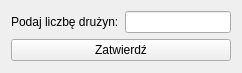
Unknown22/Tournament-Manager, file qtdesignerfiles/nowy_turniej.ui: the form before one commit.
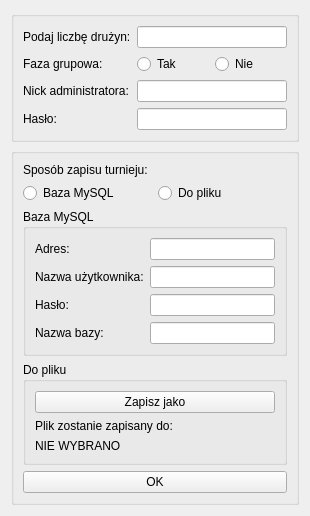
The form after the commit.

What changed in the file:
```diff
--- a/qtdesignerfiles/nowy_turniej.ui
+++ b/qtdesignerfiles/nowy_turniej.ui
@@ -9,54 +9,213 @@
    <rect>
     <x>0</x>
     <y>0</y>
-    <width>242</width>
-    <height>73</height>
+    <width>310</width>
+    <height>467</height>
    </rect>
   </property>
-  <property name="minimumSize">
-   <size>
-    <width>242</width>
-    <height>73</height>
-   </size>
-  </property>
-  <property name="maximumSize">
-   <size>
-    <width>242</width>
-    <height>73</height>
-   </size>
-  </property>
   <property name="windowTitle">
    <string>Nowy turniej</string>
   </property>
-  <layout class="QGridLayout" name="gridLayout">
-   <item row="2" column="0">
-    <spacer name="verticalSpacer">
-     <property name="orientation">
-      <enum>Qt::Vertical</enum>
-     </property>
-     <property name="sizeHint" stdset="0">
-      <size>
-       <width>20</width>
-       <height>40</height>
-      </size>
-     </property>
-    </spacer>
-   </item>
+  <layout class="QGridLayout" name="gridLayout_5">
    <item row="0" column="0">
-    <widget class="QLabel" name="label">
-     <property name="text">
-      <string>Podaj liczbę drużyn:</string>
+    <widget class="QGroupBox" name="groupBox">
+     <property name="title">
+      <string/>
      </property>
+     <layout class="QGridLayout" name="gridLayout">
+      <item row="0" column="0">
+       <widget class="QLabel" name="label">
+        <property name="text">
+         <string>Podaj liczbę drużyn:</string>
+        </property>
+       </widget>
+      </item>
+      <item row="0" column="1" colspan="2">
+       <widget class="QLineEdit" name="lineEdit"/>
+      </item>
+      <item row="1" column="0">
+       <widget class="QLabel" name="label_2">
+        <property name="text">
+         <string>Faza grupowa:</string>
+        </property>
+       </widget>
+      </item>
+      <item row="1" column="1">
+       <widget class="QRadioButton" name="radioButton">
+        <property name="text">
+         <string>Tak</string>
+        </property>
+       </widget>
+      </item>
+      <item row="1" column="2">
+       <widget class="QRadioButton" name="radioButton_2">
+        <property name="text">
+         <string>Nie</string>
+        </property>
+       </widget>
+      </item>
+      <item row="4" column="0">
+       <spacer name="verticalSpacer">
+        <property name="orientation">
+         <enum>Qt::Vertical</enum>
+        </property>
+        <property name="sizeHint" stdset="0">
+         <size>
+          <width>20</width>
+          <height>4</height>
+         </size>
+        </property>
+       </spacer>
+      </item>
+      <item row="2" column="0">
+       <widget class="QLabel" name="label_10">
+        <property name="text">
+         <string>Nick administratora:</string>
+        </property>
+       </widget>
+      </item>
+      <item row="3" column="0">
+       <widget class="QLabel" name="label_11">
+        <property name="text">
+         <string>Hasło:</string>
+        </property>
+       </widget>
+      </item>
+      <item row="2" column="1" colspan="2">
+       <widget class="QLineEdit" name="lineEdit_6"/>
+      </item>
+      <item row="3" column="1" colspan="2">
+       <widget class="QLineEdit" name="lineEdit_7">
+        <property name="echoMode">
+         <enum>QLineEdit::Password</enum>
+        </property>
+       </widget>
+      </item>
+     </layout>
     </widget>
    </item>
-   <item row="0" column="1">
-    <widget class="QLineEdit" name="lineEdit"/>
-   </item>
-   <item row="1" column="0" colspan="2">
-    <widget class="QPushButton" name="pushButton">
-     <property name="text">
-      <string>Zatwierdź</string>
+   <item row="1" column="0">
+    <widget class="QGroupBox" name="groupBox_2">
+     <property name="title">
+      <string/>
      </property>
+     <layout class="QGridLayout" name="gridLayout_2">
+      <item row="3" column="0" colspan="2">
+       <widget class="QGroupBox" name="groupBox_4">
+        <property name="title">
+         <string>Do pliku</string>
+        </property>
+        <layout class="QGridLayout" name="gridLayout_4">
+         <item row="1" column="0">
+          <widget class="QLabel" name="label_8">
+           <property name="text">
+            <string>Plik zostanie zapisany do:</string>
+           </property>
+          </widget>
+         </item>
+         <item row="0" column="0" colspan="2">
+          <widget class="QPushButton" name="pushButton_2">
+           <property name="text">
+            <string>Zapisz jako</string>
+           </property>
+          </widget>
+         </item>
+         <item row="2" column="0" colspan="2">
+          <widget class="QLabel" name="label_9">
+           <property name="text">
+            <string>NIE WYBRANO</string>
+           </property>
+          </widget>
+         </item>
+        </layout>
+       </widget>
+      </item>
+      <item row="2" column="0" colspan="2">
+       <widget class="QGroupBox" name="groupBox_3">
+        <property name="title">
+         <string>Baza MySQL</string>
+        </property>
+        <layout class="QGridLayout" name="gridLayout_3">
+         <item row="0" column="0">
+          <widget class="QLabel" name="label_4">
+           <property name="text">
+            <string>Adres:</string>
+           </property>
+          </widget>
+         </item>
+         <item row="4" column="0">
+          <widget class="QLabel" name="label_7">
+           <property name="text">
+            <string>Nazwa bazy:</string>
+           </property>
+          </widget>
+         </item>
+         <item row="1" column="0">
+          <widget class="QLabel" name="label_5">
+           <property name="text">
+            <string>Nazwa użytkownika:</string>
+           </property>
+          </widget>
+         </item>
+         <item row="1" column="1">
+          <widget class="QLineEdit" name="lineEdit_3"/>
+         </item>
+         <item row="0" column="1">
+          <widget class="QLineEdit" name="lineEdit_2"/>
+         </item>
+         <item row="3" column="0">
+          <widget class="QLabel" name="label_6">
+           <property name="text">
+            <string>Hasło:</string>
+           </property>
+          </widget>
+         </item>
+         <item row="4" column="1">
+          <widget class="QLineEdit" name="lineEdit_5">
+           <property name="echoMode">
+            <enum>QLineEdit::Normal</enum>
+           </property>
+          </widget>
+         </item>
+         <item row="3" column="1">
+          <widget class="QLineEdit" name="lineEdit_4">
+           <property name="echoMode">
+            <enum>QLineEdit::Password</enum>
+           </property>
+          </widget>
+         </item>
+        </layout>
+       </widget>
+      </item>
+      <item row="1" column="0">
+       <widget class="QRadioButton" name="radioButton_3">
+        <property name="text">
+         <string>Baza MySQL</string>
+        </property>
+       </widget>
+      </item>
+      <item row="1" column="1">
+       <widget class="QRadioButton" name="radioButton_4">
+        <property name="text">
+         <string>Do pliku</string>
+        </property>
+       </widget>
+      </item>
+      <item row="0" column="0" colspan="2">
+       <widget class="QLabel" name="label_3">
+        <property name="text">
+         <string>Sposób zapisu turnieju:</string>
+        </property>
+       </widget>
+      </item>
+      <item row="4" column="0" colspan="2">
+       <widget class="QPushButton" name="pushButton">
+        <property name="text">
+         <string>OK</string>
+        </property>
+       </widget>
+      </item>
+     </layout>
     </widget>
    </item>
   </layout>
```
